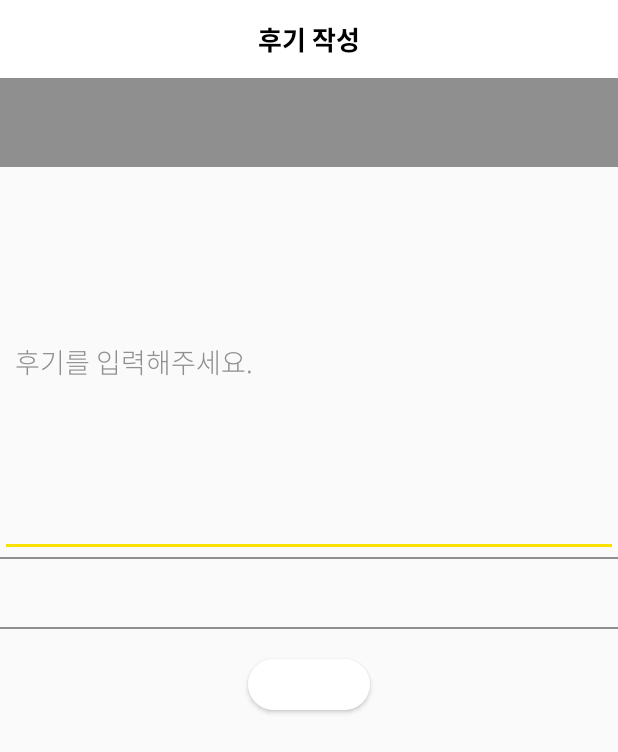
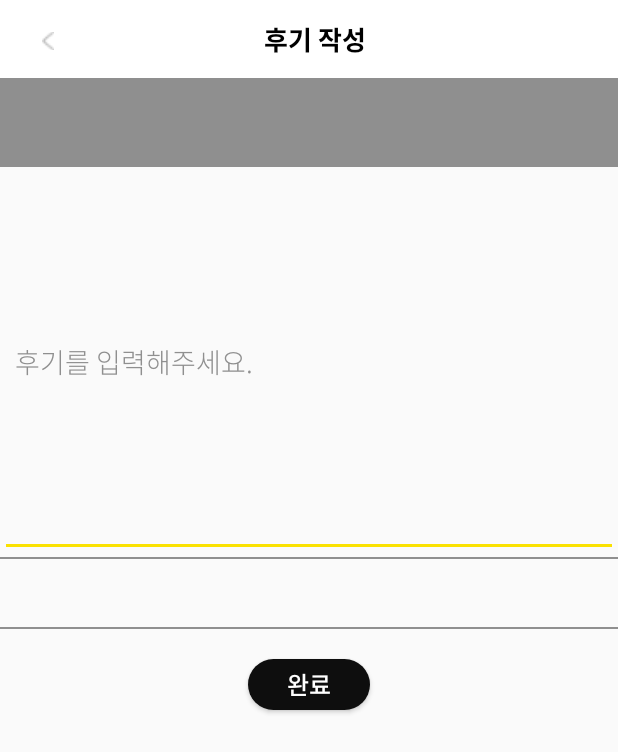
Before and after one commit to KilJaeeun/wheelwhere, an Android app: the AddComment screen opened directly, with no data from a screen before it, on a phone screen of 412 x 824 dp. Shown: the top 752 px of the screen. Run offline under Robolectric (Android 15) with nearby library versions, the phone set to English and light mode, and no system bars; network calls fail.

Commit message:
후기 페이지 완성

```diff
--- a/app/src/main/java/com/example/kotlin_tmap/AddComment.kt
+++ b/app/src/main/java/com/example/kotlin_tmap/AddComment.kt
@@ -7,7 +7,10 @@ import androidx.appcompat.app.AppCompatActivity
 import android.os.Bundle
 import android.util.Log
 import android.widget.Toast
+import kotlinx.android.synthetic.main.activity_add_comment.*
 import kotlinx.android.synthetic.main.activity_empty_commetn.*
+import kotlinx.android.synthetic.main.activity_empty_commetn.recieve_comment
+import kotlinx.android.synthetic.main.activity_empty_commetn.recieve_comment_btn
 import retrofit2.Call
 import retrofit2.Callback
 import retrofit2.Response
@@ -22,6 +25,9 @@ class AddComment : AppCompatActivity() {
     }
 
     fun getCommentAndDrawServer(activity:Activity) {
+        go_back.setOnClickListener {
+            super.onBackPressed()
+        }
         val post = intent.getStringExtra("post")
         recieve_comment_btn.setOnClickListener {
             val retrofit = Retrofit.Builder().baseUrl("http://3.35.90.80")
--- a/app/src/main/res/drawable/black_btn_radius.xml
+++ b/app/src/main/res/drawable/black_btn_radius.xml
@@ -1,7 +1,7 @@
 <?xml version="1.0" encoding="utf-8"?>
 <shape xmlns:android="http://schemas.android.com/apk/res/android"
     android:shape="rectangle" android:padding = "10dp">
-    <solid android:color="#ffffff"></solid>
+    <solid android:color="#0E0E0E"></solid>
     <corners
         android:bottomLeftRadius="20dp"
         android:bottomRightRadius="20dp"
--- a/app/src/main/res/layout/activity_add_comment.xml
+++ b/app/src/main/res/layout/activity_add_comment.xml
@@ -7,18 +7,33 @@
     android:orientation="vertical"
     tools:context=".AddComment">
 
+    <LinearLayout
+        android:layout_width="match_parent"
+        android:layout_height="52dp"
+        android:background="@color/white"
+        android:orientation="horizontal"
+        android:gravity="center_horizontal"
+        >
+        <ImageView
+            android:id="@+id/go_back"
+            android:layout_width="7.76dp"
+            android:layout_height="13.14dp"
+            android:layout_marginLeft="28.32dp"
+            android:layout_marginTop="20.37dp"
+            android:src="@drawable/back_icon" />
         <TextView
             android:layout_width="match_parent"
             android:layout_height="52dp"
-        android:background="@color/white"
+            android:layout_marginLeft="-28.32dp"
             android:gravity="center"
             android:lineHeight="22sp"
             android:lineSpacingExtra="-0.42sp"
             android:text="후기 작성"
             android:fontFamily="@font/notosanscjkkr_bold"
-
             android:textColor="#000000"
             android:textSize="17sp"></TextView>
+    </LinearLayout>
+
 
     <LinearLayout
         android:layout_width="match_parent"
```
Lines whose indentation alone changed are shown as unchanged.
